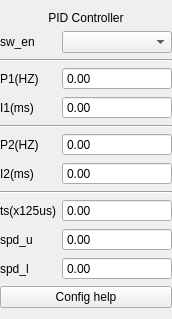
First picture: the form in Libs/UI/UiVelocity/velpid133.ui, repository tiangaomingjing/ServoDriveTech, before the edit.
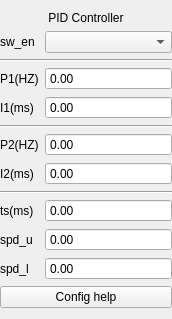
Second picture: the form after the edit.

Patch:
```diff
--- a/Libs/UI/UiVelocity/velpid133.ui
+++ b/Libs/UI/UiVelocity/velpid133.ui
@@ -150,7 +150,7 @@
    <item row="9" column="0">
     <widget class="QLabel" name="label_ts">
      <property name="text">
-      <string>ts(x125us)</string>
+      <string>ts(ms)</string>
      </property>
     </widget>
    </item>
```
